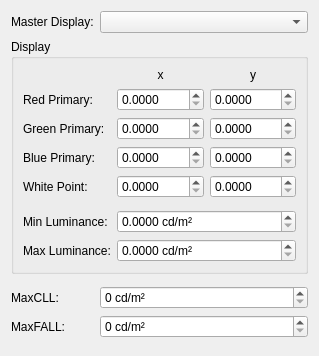
This is libs/ui/animation/VideoHDRMetadataOptionsDialog.ui in KDE/krita as Qt 5 draws it before an edit. The edited form follows.
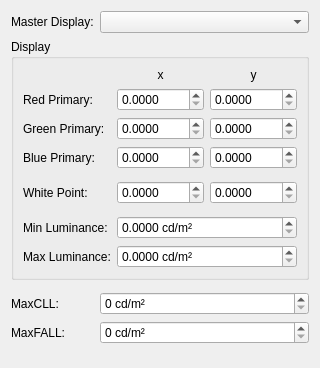
This is the edited form.

Commit message:
VideoHDRMetadataOptionsDialog: fix some extra spacing while preserving Dmitry's grouping
Part-of: <https://invent.kde.org/graphics/krita/-/merge_requests/1772>

```diff
--- a/libs/ui/animation/VideoHDRMetadataOptionsDialog.ui
+++ b/libs/ui/animation/VideoHDRMetadataOptionsDialog.ui
@@ -10,10 +10,16 @@
    <rect>
     <x>0</x>
     <y>0</y>
-    <width>319</width>
-    <height>356</height>
+    <width>320</width>
+    <height>332</height>
    </rect>
   </property>
+  <property name="minimumSize">
+   <size>
+    <width>320</width>
+    <height>0</height>
+   </size>
+  </property>
   <property name="windowTitle">
    <string>Dialog</string>
   </property>
@@ -95,14 +101,14 @@
         </item>
        </layout>
       </item>
-      <item row="3" column="0">
+      <item row="2" column="0">
        <widget class="QLabel" name="label_7">
         <property name="text">
          <string>Green Primary:</string>
         </property>
        </widget>
       </item>
-      <item row="3" column="1">
+      <item row="2" column="1">
        <layout class="QHBoxLayout" name="horizontalLayout_2">
         <item>
          <widget class="QDoubleSpinBox" name="dblGreenX">
@@ -132,14 +138,14 @@
         </item>
        </layout>
       </item>
-      <item row="5" column="0">
+      <item row="3" column="0">
        <widget class="QLabel" name="label_8">
         <property name="text">
          <string>Blue Primary:</string>
         </property>
        </widget>
       </item>
-      <item row="5" column="1">
+      <item row="3" column="1">
        <layout class="QHBoxLayout" name="horizontalLayout_3">
         <item>
          <widget class="QDoubleSpinBox" name="dblBlueX">
@@ -169,14 +175,30 @@
         </item>
        </layout>
       </item>
-      <item row="7" column="0">
+      <item row="4" column="0" colspan="2">
+       <spacer name="verticalSpacer_4">
+        <property name="orientation">
+         <enum>Qt::Vertical</enum>
+        </property>
+        <property name="sizeType">
+         <enum>QSizePolicy::Fixed</enum>
+        </property>
+        <property name="sizeHint" stdset="0">
+         <size>
+          <width>0</width>
+          <height>0</height>
+         </size>
+        </property>
+       </spacer>
+      </item>
+      <item row="5" column="0">
        <widget class="QLabel" name="label_9">
         <property name="text">
          <string>White Point:</string>
         </property>
        </widget>
       </item>
-      <item row="7" column="1">
+      <item row="5" column="1">
        <layout class="QHBoxLayout" name="horizontalLayout_4">
         <item>
          <widget class="QDoubleSpinBox" name="dblWhiteX">
@@ -206,14 +228,30 @@
         </item>
        </layout>
       </item>
-      <item row="10" column="0">
+      <item row="6" column="0" colspan="2">
+       <spacer name="verticalSpacer">
+        <property name="orientation">
+         <enum>Qt::Vertical</enum>
+        </property>
+        <property name="sizeType">
+         <enum>QSizePolicy::Fixed</enum>
+        </property>
+        <property name="sizeHint" stdset="0">
+         <size>
+          <width>0</width>
+          <height>0</height>
+         </size>
+        </property>
+       </spacer>
+      </item>
+      <item row="7" column="0">
        <widget class="QLabel" name="label_11">
         <property name="text">
          <string>Min Luminance:</string>
         </property>
        </widget>
       </item>
-      <item row="10" column="1">
+      <item row="7" column="1">
        <widget class="QDoubleSpinBox" name="dblMinLuminance">
         <property name="suffix">
          <string> cd/m²</string>
@@ -226,14 +264,14 @@
         </property>
        </widget>
       </item>
-      <item row="12" column="0">
+      <item row="8" column="0">
        <widget class="QLabel" name="label_10">
         <property name="text">
          <string>Max Luminance:</string>
         </property>
        </widget>
       </item>
-      <item row="12" column="1">
+      <item row="8" column="1">
        <widget class="QDoubleSpinBox" name="dblMaxLuminance">
         <property name="suffix">
          <string> cd/m²</string>
@@ -246,22 +284,6 @@
         </property>
        </widget>
       </item>
-      <item row="9" column="0" colspan="2">
-       <spacer name="verticalSpacer">
-        <property name="orientation">
-         <enum>Qt::Vertical</enum>
-        </property>
-        <property name="sizeType">
-         <enum>QSizePolicy::Maximum</enum>
-        </property>
-        <property name="sizeHint" stdset="0">
-         <size>
-          <width>195</width>
-          <height>12</height>
-         </size>
-        </property>
-       </spacer>
-      </item>
      </layout>
     </widget>
    </item>
@@ -304,12 +326,6 @@
      <property name="orientation">
       <enum>Qt::Vertical</enum>
      </property>
-     <property name="sizeHint" stdset="0">
-      <size>
-       <width>20</width>
-       <height>39</height>
-      </size>
-     </property>
     </spacer>
    </item>
    <item row="2" column="0" colspan="2">
@@ -318,13 +334,7 @@
       <enum>Qt::Vertical</enum>
      </property>
      <property name="sizeType">
-      <enum>QSizePolicy::Maximum</enum>
-     </property>
-     <property name="sizeHint" stdset="0">
-      <size>
-       <width>20</width>
-       <height>20</height>
-      </size>
+      <enum>QSizePolicy::Fixed</enum>
      </property>
     </spacer>
    </item>
```
